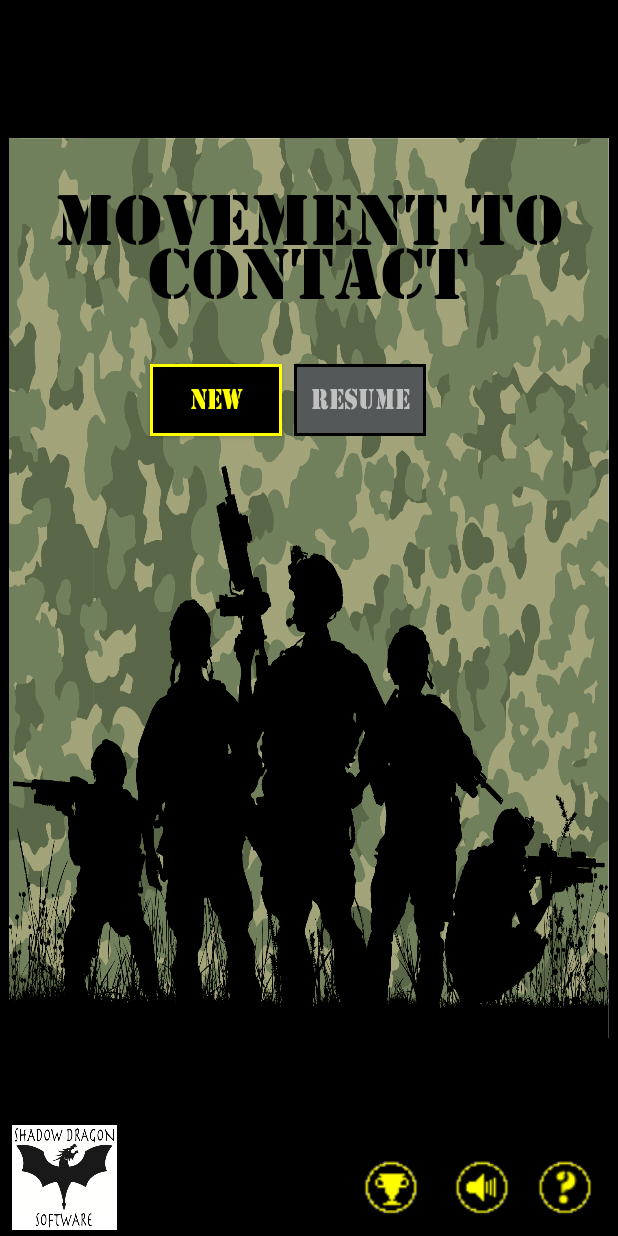
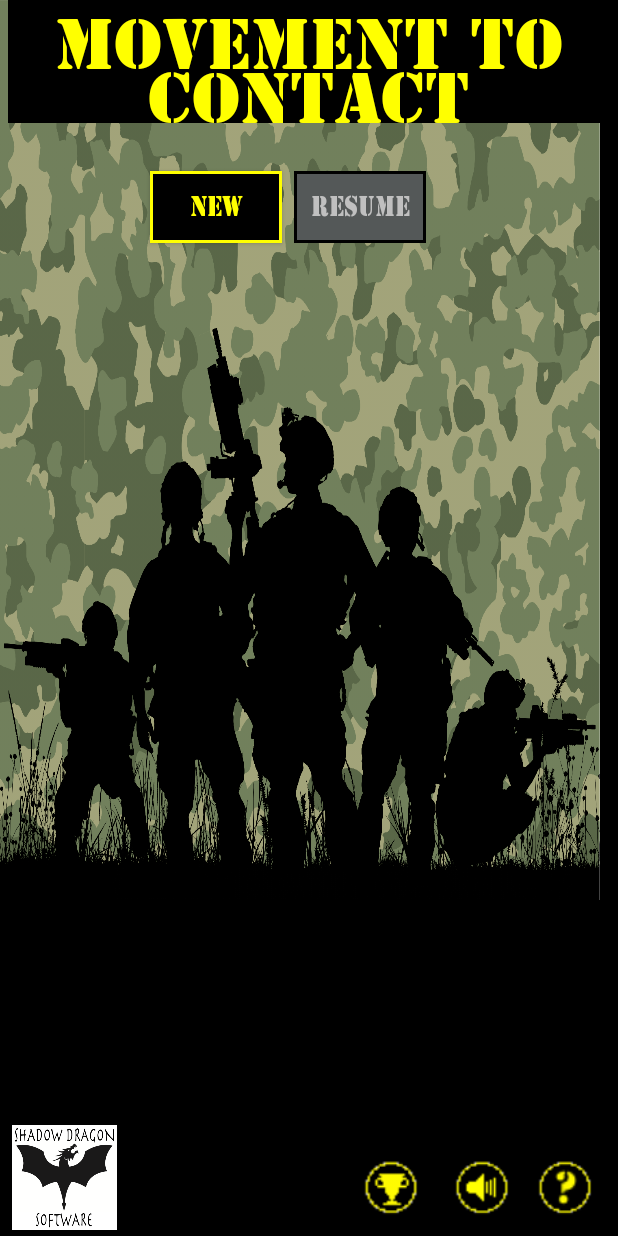
Before and after one commit to werntzp/movement-to-contact, an Android app: the screen it shows after launch (MainActivity), on a phone screen of 412 x 824 dp. Run offline under Robolectric (Android 15) with nearby library versions, the phone set to English and light mode, and no system bars.

Commit message:
Release 1.2

```diff
--- a/app/src/main/res/layout/activity_main.xml
+++ b/app/src/main/res/layout/activity_main.xml
@@ -7,10 +7,10 @@
     android:layout_height="match_parent"
     android:background="#000000"
     android:padding="0dp"
+    android:paddingLeft="0dp"
+    android:paddingTop="0dp"
+    android:paddingRight="0dp"
     android:paddingBottom="0dp"
-    android:paddingLeft="0dp"
-    android:paddingRight="0dp"
-    android:paddingTop="0dp"
     tools:context="com.shadowdragonsoftware.movement2contact.MainActivity">
 
 
@@ -18,43 +18,38 @@
         android:id="@+id/imgSplash"
         android:layout_width="400dp"
         android:layout_height="600dp"
-        android:layout_marginBottom="40dp"
         android:contentDescription="@string/cd_background"
         android:scaleType="fitXY"
-        app:layout_constraintBottom_toBottomOf="parent"
-        app:layout_constraintEnd_toEndOf="parent"
-        app:layout_constraintStart_toStartOf="parent"
-        app:layout_constraintTop_toTopOf="parent"
-        app:srcCompat="@mipmap/m2c_main_splash" />
+        app:srcCompat="@mipmap/m2c_main_splash"
+        tools:layout_editor_absoluteX="6dp"
+        tools:layout_editor_absoluteY="46dp" />
 
     <TextView
         android:id="@+id/txtAppName"
-        android:layout_width="346dp"
-        android:layout_height="110dp"
-        android:layout_marginEnd="8dp"
-        android:layout_marginStart="8dp"
-        android:layout_marginTop="25dp"
+        android:layout_width="402dp"
+        android:layout_height="82dp"
+        android:background="#000000"
         android:fontFamily="@font/army"
         android:text="@string/app_name"
         android:textAlignment="center"
-        android:textColor="#000000"
-        android:textSize="50dp"
+        android:textColor="#ffff00"
+        android:textSize="50sp"
         app:layout_constraintEnd_toEndOf="parent"
         app:layout_constraintStart_toStartOf="parent"
-        app:layout_constraintTop_toTopOf="@+id/imgSplash" />
+        app:layout_constraintTop_toTopOf="parent" />
 
     <Button
         android:id="@+id/btnNew"
         android:layout_width="wrap_content"
         android:layout_height="wrap_content"
         android:layout_marginStart="100dp"
-        android:layout_marginTop="15dp"
+        android:layout_marginTop="32dp"
         android:background="@drawable/button_border_enabled"
         android:fontFamily="@font/armythin"
         android:maxWidth="125dp"
         android:text="@string/new_game"
         android:textColor="#ffff00"
-        android:textSize="20dp"
+        android:textSize="20sp"
         app:layout_constraintStart_toStartOf="parent"
         app:layout_constraintTop_toBottomOf="@+id/txtAppName" />
 
@@ -68,7 +63,7 @@
         android:maxWidth="125dp"
         android:text="@string/resume_game"
         android:textColor="#c0c0c0"
-        android:textSize="20dp"
+        android:textSize="20sp"
         app:layout_constraintStart_toEndOf="@+id/btnNew"
         app:layout_constraintTop_toTopOf="@+id/btnNew" />
 
@@ -76,8 +71,8 @@
         android:id="@+id/imgSds"
         android:layout_width="70dp"
         android:layout_height="70dp"
+        android:layout_marginStart="8dp"
         android:layout_marginBottom="4dp"
-        android:layout_marginStart="8dp"
         android:contentDescription="@string/cd_sds"
         android:scaleType="fitXY"
         app:layout_constraintBottom_toBottomOf="parent"
@@ -108,8 +103,8 @@
         android:id="@+id/imgHelp"
         android:layout_width="45dp"
         android:layout_height="50dp"
+        android:layout_marginEnd="12dp"
         android:layout_marginBottom="8dp"
-        android:layout_marginEnd="12dp"
         android:contentDescription="@string/cd_help"
         app:layout_constraintBottom_toBottomOf="parent"
         app:layout_constraintEnd_toEndOf="parent"
```
Also changed, not shown: app/build.gradle (+8 -8 lines), app/src/main/java/com/shadowdragonsoftware/movement2contact/GameActivity.java (+13 -0 lines), app/src/main/res/layout/activity_end_game.xml (+4 -3 lines), 1 other file.
